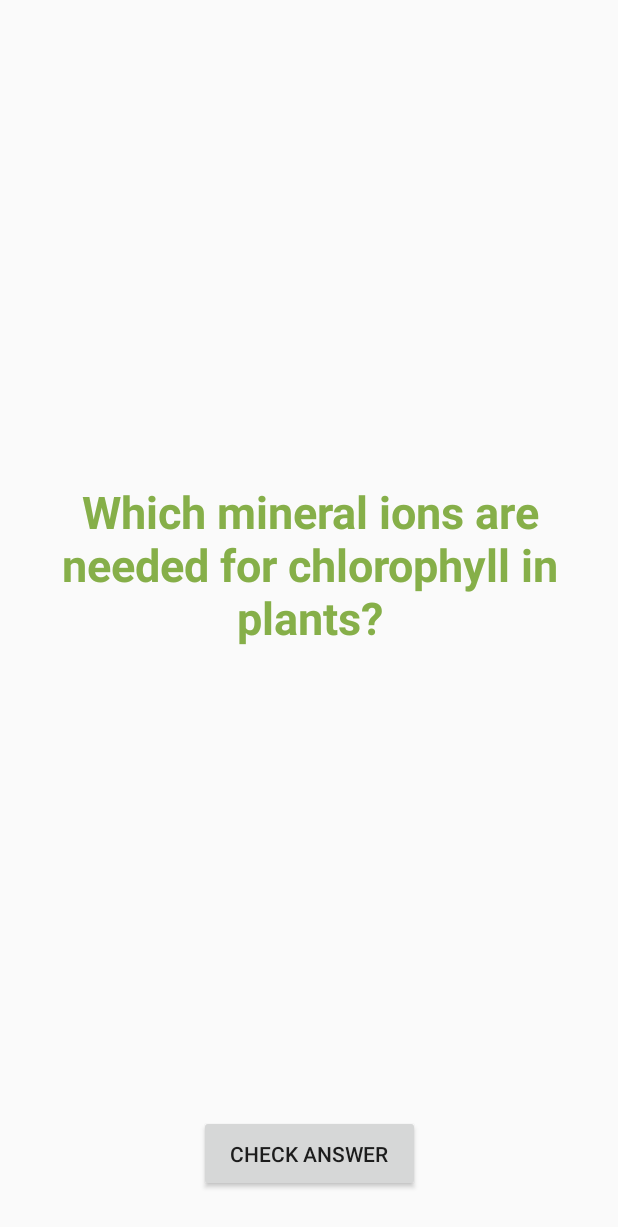
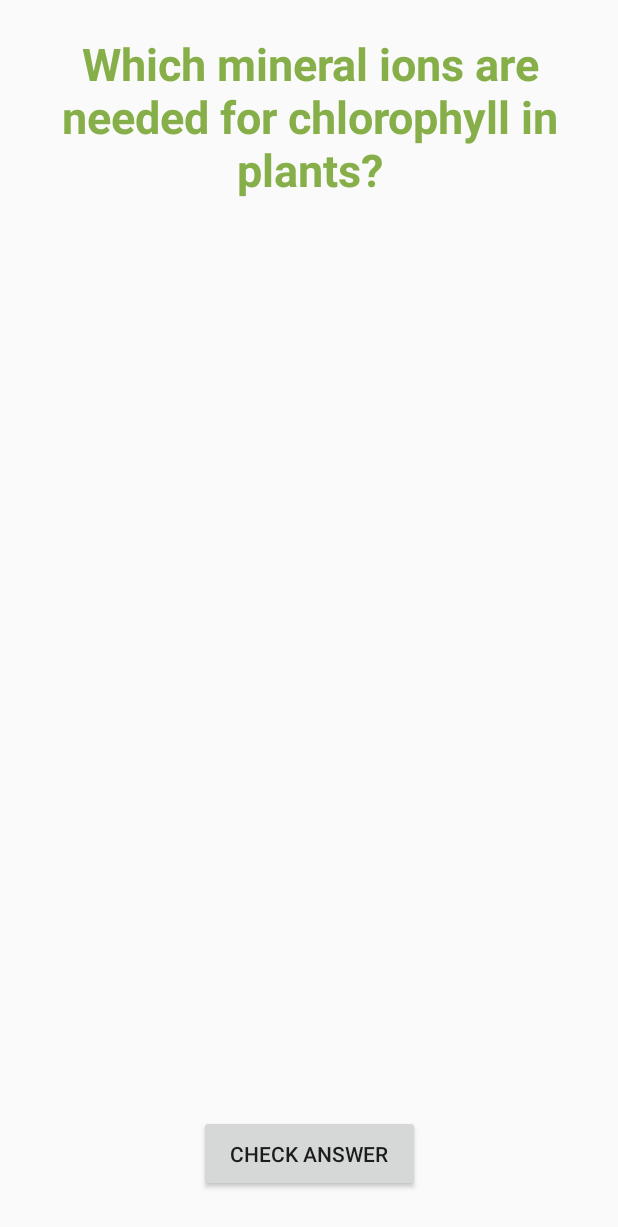
Before and after one commit to ElXyfer/MobileGameApp, an Android app: the layout activity_question3.xml on its own in the app's theme, with its tools: preview values and no code run, on a phone screen of 412 x 824 dp. Shown: the top 1227 px of the screen. Run offline under Robolectric (Android 15) with nearby library versions, the phone set to English and light mode, and no system bars.

Commit message:
all questions just about working ( second run error needs looking at for 3rd question also add intents carry over

```diff
--- a/app/src/main/java/com/example/lincolnchawora/mygame/LearnPage.java
+++ b/app/src/main/java/com/example/lincolnchawora/mygame/LearnPage.java
@@ -25,7 +25,7 @@ public class LearnPage extends AppCompatActivity {
         learnBtn.setOnClickListener(new View.OnClickListener() {
             @Override
             public void onClick(View view) {
-                Intent page2Intent = new Intent(LearnPage.this, Question1.class);
+                Intent page2Intent = new Intent(LearnPage.this, Question3.class);
                 startActivity(page2Intent);
 //                finish();
             }
--- a/app/src/main/java/com/example/lincolnchawora/mygame/Question1.java
+++ b/app/src/main/java/com/example/lincolnchawora/mygame/Question1.java
@@ -53,7 +53,7 @@ public class Question1 extends AppCompatActivity {
         super.onCreate(savedInstanceState);
         setContentView(R.layout.activity_question1);
 
-        answer = "green";
+        answer = "petal";
 
 
         imgView = (ImageView)findViewById(R.id.q1_Image);
@@ -104,7 +104,7 @@ public class Question1 extends AppCompatActivity {
             @Override
             public void onClick(View view) {
 
-                if(textBox.getText().toString().toLowerCase().equals(answer)){
+                if(textBox.getText().toString().toLowerCase().replaceAll(" ", "").equals(answer)){
 
                     CorrectFunction();
 
--- a/app/src/main/java/com/example/lincolnchawora/mygame/Question2.java
+++ b/app/src/main/java/com/example/lincolnchawora/mygame/Question2.java
@@ -37,7 +37,7 @@ public class Question2 extends AppCompatActivity {
     View.OnClickListener clickListener = new View.OnClickListener() {
         @Override
         public void onClick(View v) {
-            Intent Q2Intent = new Intent(Question2.this, Question3.class); // change this to next question
+            Intent Q2Intent = new Intent(Question2.this, LearnPage.class); // change this to next question
 
             Q2Intent.putExtra("Q1Answer", Ans1);
 
--- a/app/src/main/res/layout/activity_question3.xml
+++ b/app/src/main/res/layout/activity_question3.xml
@@ -2,7 +2,7 @@
 <android.support.constraint.ConstraintLayout xmlns:android="http://schemas.android.com/apk/res/android"
     xmlns:app="http://schemas.android.com/apk/res-auto"
     xmlns:tools="http://schemas.android.com/tools"
-    android:id="@+id/content_main3"
+    android:id="@+id/constraint3"
     android:layout_width="match_parent"
     android:layout_height="match_parent"
     tools:context="com.example.lincolnchawora.mygame.Question3">
@@ -11,14 +11,14 @@
         android:id="@+id/q3Button"
         android:layout_width="147dp"
         android:layout_height="51dp"
+        android:layout_marginBottom="29dp"
         android:layout_marginLeft="8dp"
         android:layout_marginRight="8dp"
         android:text="@string/checkAnswer"
+        app:layout_constraintBottom_toBottomOf="parent"
         app:layout_constraintHorizontal_bias="0.502"
         app:layout_constraintLeft_toLeftOf="parent"
-        app:layout_constraintRight_toRightOf="parent"
-        app:layout_constraintBottom_toBottomOf="parent"
-        android:layout_marginBottom="29dp" />
+        app:layout_constraintRight_toRightOf="parent" />
 
     <TextView
         android:id="@+id/q3Text"
@@ -27,16 +27,17 @@
         android:layout_marginBottom="8dp"
         android:layout_marginLeft="8dp"
         android:layout_marginRight="8dp"
-        android:layout_marginTop="27dp"
+        android:layout_marginTop="8dp"
         android:text="@string/question3"
         android:textAlignment="center"
         android:textColor="@color/text"
         android:textSize="30sp"
         android:textStyle="bold"
-        app:layout_constraintBottom_toTopOf="@+id/q3Button"
+        app:layout_constraintBottom_toBottomOf="parent"
         app:layout_constraintHorizontal_bias="0.518"
         app:layout_constraintLeft_toLeftOf="parent"
         app:layout_constraintRight_toRightOf="parent"
         app:layout_constraintTop_toTopOf="parent"
-        app:layout_constraintVertical_bias="0.507" />
+        app:layout_constraintVertical_bias="0.021"
+        tools:text="@string/question3" />
 </android.support.constraint.ConstraintLayout>
--- a/app/src/main/res/layout/wrongpopup.xml
+++ b/app/src/main/res/layout/wrongpopup.xml
@@ -12,5 +12,5 @@
         android:layout_weight="0.09"
         android:paddingLeft="20dp"
         android:paddingTop="20dp"
-        android:textSize="25sp" />
+        android:textSize="20sp" />
 </LinearLayout>
```
Also changed, not shown: app/src/main/java/com/example/lincolnchawora/mygame/GameObject.java (+5 -3 lines), app/src/main/java/com/example/lincolnchawora/mygame/MySurfaceView.java (+20 -46 lines), app/src/main/java/com/example/lincolnchawora/mygame/Player.java (deleted, +0 -36 lines), app/src/main/java/com/example/lincolnchawora/mygame/Question3.java (+86 -15 lines).
